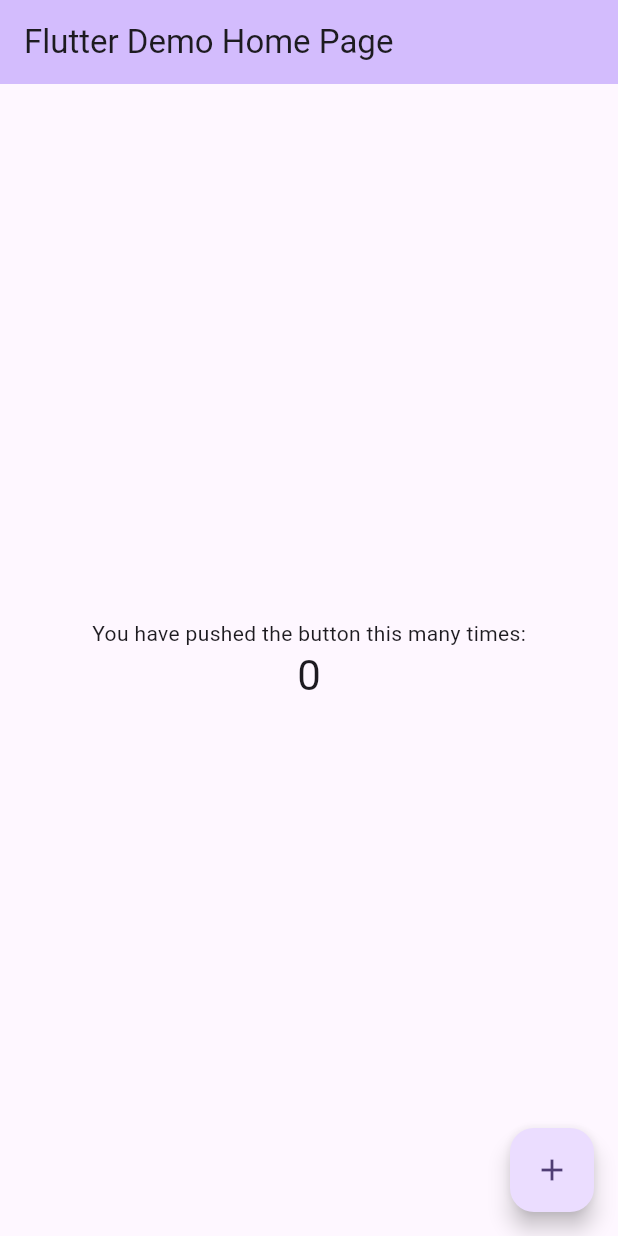
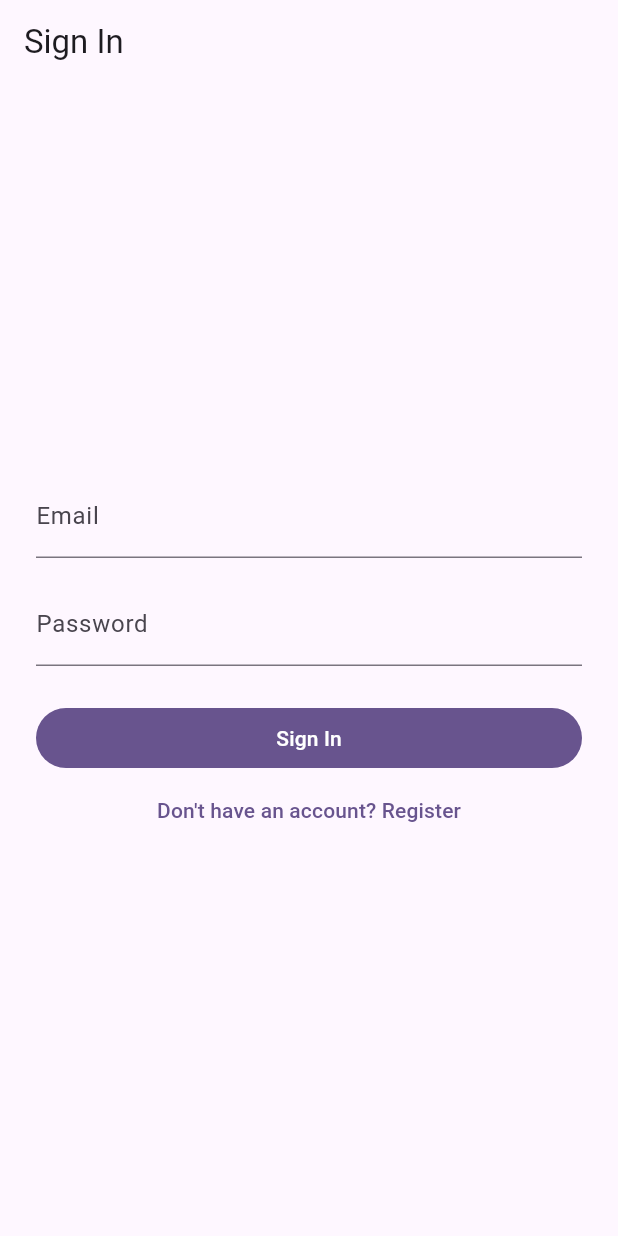
Before and after one commit to jayraldtajanlangit/Pulso, a Flutter app: the screen it shows after launch, on a phone screen of 412 x 824 dp. Run offline on Flutter 3.47's test engine with Material 3 defaults, Android fonts, the phone set to English and light mode, and no system bars; our stand-ins replace supabase_flutter; accounts and stored records are empty.

Commit message:
feat: auth flow — registration, login, session persistence, logout; profile table created; unit tests for auth service written
- Add AuthService wrapping Supabase signUp, signIn, signOut
- Add LoginScreen and RegisterScreen with form validation
- Add HomeScreen with logout button
- Add AuthGate for auth-state-driven routing and session persistence
- Add 7 unit tests for AuthService using mocktail
- Confirm Supabase profiles table, RLS policies, trigger, and function already in place

```diff
--- a/lib/main.dart
+++ b/lib/main.dart
@@ -1,5 +1,8 @@
 import 'package:flutter/material.dart';
-
+import 'package:supabase_flutter/supabase_flutter.dart';
+import 'screens/home_screen.dart';
+import 'screens/login_screen.dart';
+import 'services/auth_service.dart';
 import 'supabase_config.dart';
 
 Future<void> main() async {
@@ -11,116 +14,47 @@ Future<void> main() async {
 class MyApp extends StatelessWidget {
   const MyApp({super.key});
 
-  // This widget is the root of your application.
   @override
   Widget build(BuildContext context) {
     return MaterialApp(
-      title: 'Flutter Demo',
+      title: 'Pulso',
       theme: ThemeData(
-        // This is the theme of your application.
-        //
-        // TRY THIS: Try running your application with "flutter run". You'll see
-        // the application has a purple toolbar. Then, without quitting the app,
-        // try changing the seedColor in the colorScheme below to Colors.green
-        // and then invoke "hot reload" (save your changes or press the "hot
-        // reload" button in a Flutter-supported IDE, or press "r" if you used
-        // the command line to start the app).
-        //
-        // Notice that the counter didn't reset back to zero; the application
-        // state is not lost during the reload. To reset the state, use hot
-        // restart instead.
-        //
-        // This works for code too, not just values: Most code changes can be
-        // tested with just a hot reload.
-        colorScheme: .fromSeed(seedColor: Colors.deepPurple),
+        colorScheme: ColorScheme.fromSeed(seedColor: Colors.deepPurple),
+        useMaterial3: true,
       ),
-      home: const MyHomePage(title: 'Flutter Demo Home Page'),
+      home: const AuthGate(),
     );
   }
 }
 
-class MyHomePage extends StatefulWidget {
-  const MyHomePage({super.key, required this.title});
+class AuthGate extends StatefulWidget {
+  const AuthGate({super.key, this.authService});
 
-  // This widget is the home page of your application. It is stateful, meaning
-  // that it has a State object (defined below) that contains fields that affect
-  // how it looks.
-
-  // This class is the configuration for the state. It holds the values (in this
-  // case the title) provided by the parent (in this case the App widget) and
-  // used by the build method of the State. Fields in a Widget subclass are
-  // always marked "final".
-
-  final String title;
+  final AuthService? authService;
 
   @override
-  State<MyHomePage> createState() => _MyHomePageState();
+  State<AuthGate> createState() => _AuthGateState();
 }
 
-class _MyHomePageState extends State<MyHomePage> {
-  int _counter = 0;
-
-  void _incrementCounter() {
-    setState(() {
-      // This call to setState tells the Flutter framework that something has
-      // changed in this State, which causes it to rerun the build method below
-      // so that the display can reflect the updated values. If we changed
-      // _counter without calling setState(), then the build method would not be
-      // called again, and so nothing would appear to happen.
-      _counter++;
-    });
-  }
+class _AuthGateState extends State<AuthGate> {
+  late final AuthService _auth = widget.authService ?? AuthService();
 
   @override
   Widget build(BuildContext context) {
-    // This method is rerun every time setState is called, for instance as done
-    // by the _incrementCounter method above.
-    //
-    // The Flutter framework has been optimized to make rerunning build methods
-    // fast, so that you can just rebuild anything that needs updating rather
-    // than having to individually change instances of widgets.
-    return Scaffold(
-      appBar: AppBar(
-        // TRY THIS: Try changing the color here to a specific color (to
-        // Colors.amber, perhaps?) and trigger a hot reload to see the AppBar
-        // change color while the other colors stay the same.
-        backgroundColor: Theme.of(context).colorScheme.inversePrimary,
-        // Here we take the value from the MyHomePage object that was created by
-        // the App.build method, and use it to set our appbar title.
-        title: Text(widget.title),
-      ),
-      body: Center(
-        // Center is a layout widget. It takes a single child and positions it
-        // in the middle of the parent.
-        child: Column(
-          // Column is also a layout widget. It takes a list of children and
-          // arranges them vertically. By default, it sizes itself to fit its
-          // children horizontally, and tries to be as tall as its parent.
-          //
-          // Column has various properties to control how it sizes itself and
-          // how it positions its children. Here we use mainAxisAlignment to
-          // center the children vertically; the main axis here is the vertical
-          // axis because Columns are vertical (the cross axis would be
-          // horizontal).
-          //
-          // TRY THIS: Invoke "debug painting" (choose the "Toggle Debug Paint"
-          // action in the IDE, or press "p" in the console), to see the
-          // wireframe for each widget.
-          mainAxisAlignment: .center,
-          children: [
-            const Text('You have pushed the button this many times:'),
-            Text(
-              '$_counter',
-              style: Theme.of(context).textTheme.headlineMedium,
-            ),
-          ],
-        ),
-      ),
-      floatingActionButton: FloatingActionButton(
-        onPressed: _incrementCounter,
-        tooltip: 'Increment',
-        child: const Icon(Icons.add),
-      ),
+    return StreamBuilder<AuthState>(
+      stream: _auth.authStateChanges,
+      builder: (context, snapshot) {
+        if (snapshot.connectionState == ConnectionState.waiting) {
+          return const Scaffold(
+            body: Center(child: CircularProgressIndicator()),
+          );
+        }
+        final session = snapshot.data?.session;
+        if (session != null) {
+          return HomeScreen(authService: _auth);
+        }
+        return LoginScreen(authService: _auth);
+      },
     );
   }
 }
--- /dev/null
+++ b/lib/screens/login_screen.dart
@@ -0,0 +1,110 @@
+import 'package:flutter/material.dart';
+import 'package:supabase_flutter/supabase_flutter.dart';
+import '../services/auth_service.dart';
+import 'register_screen.dart';
+
+class LoginScreen extends StatefulWidget {
+  const LoginScreen({super.key, this.authService});
+
+  final AuthService? authService;
+
+  @override
+  State<LoginScreen> createState() => _LoginScreenState();
+}
+
+class _LoginScreenState extends State<LoginScreen> {
+  final _formKey = GlobalKey<FormState>();
+  final _emailController = TextEditingController();
+  final _passwordController = TextEditingController();
+  bool _loading = false;
+
+  late final AuthService _auth = widget.authService ?? AuthService();
+
+  @override
+  void dispose() {
+    _emailController.dispose();
+    _passwordController.dispose();
+    super.dispose();
+  }
+
+  Future<void> _signIn() async {
+    if (!_formKey.currentState!.validate()) return;
+    setState(() => _loading = true);
+    try {
+      await _auth.signIn(
+        email: _emailController.text.trim(),
+        password: _passwordController.text,
+      );
+    } on AuthException catch (e) {
+      if (mounted) {
+        ScaffoldMessenger.of(
+          context,
+        ).showSnackBar(SnackBar(content: Text(e.message)));
+      }
+    } finally {
+      if (mounted) setState(() => _loading = false);
+    }
+  }
+
+  @override
+  Widget build(BuildContext context) {
+    return Scaffold(
+      appBar: AppBar(title: const Text('Sign In')),
+      body: Padding(
+        padding: const EdgeInsets.all(24),
+        child: Form(
+          key: _formKey,
+          child: Column(
+            mainAxisAlignment: MainAxisAlignment.center,
+            children: [
+              TextFormField(
+                controller: _emailController,
+                decoration: const InputDecoration(labelText: 'Email'),
+                keyboardType: TextInputType.emailAddress,
+                validator:
+                    (v) =>
+                        (v == null || !v.contains('@'))
+                            ? 'Enter a valid email'
+                            : null,
+              ),
+              const SizedBox(height: 16),
+              TextFormField(
+                controller: _passwordController,
+                decoration: const InputDecoration(labelText: 'Password'),
+                obscureText: true,
+                validator:
+                    (v) =>
+                        (v == null || v.length < 6) ? 'Min 6 characters' : null,
+              ),
+              const SizedBox(height: 24),
+              SizedBox(
+                width: double.infinity,
+                child: FilledButton(
+                  onPressed: _loading ? null : _signIn,
+                  child:
+                      _loading
+                          ? const SizedBox(
+                            height: 18,
+                            width: 18,
+                            child: CircularProgressIndicator(strokeWidth: 2),
+                          )
+                          : const Text('Sign In'),
+                ),
+              ),
+              TextButton(
+                onPressed:
+                    () => Navigator.push(
+                      context,
+                      MaterialPageRoute(
+                        builder: (_) => const RegisterScreen(),
+                      ),
+                    ),
+                child: const Text("Don't have an account? Register"),
+              ),
+            ],
+          ),
+        ),
+      ),
+    );
+  }
+}
--- /dev/null
+++ b/lib/services/auth_service.dart
@@ -0,0 +1,26 @@
+import 'package:supabase_flutter/supabase_flutter.dart';
+
+class AuthService {
+  AuthService({SupabaseClient? client})
+      : _client = client ?? Supabase.instance.client;
+
+  final SupabaseClient _client;
+
+  User? get currentUser => _client.auth.currentUser;
+
+  Stream<AuthState> get authStateChanges => _client.auth.onAuthStateChange;
+
+  Future<AuthResponse> signUp({
+    required String email,
+    required String password,
+  }) =>
+      _client.auth.signUp(email: email, password: password);
+
+  Future<AuthResponse> signIn({
+    required String email,
+    required String password,
+  }) =>
+      _client.auth.signInWithPassword(email: email, password: password);
+
+  Future<void> signOut() => _client.auth.signOut();
+}
--- a/pubspec.yaml
+++ b/pubspec.yaml
@@ -40,12 +40,8 @@ dev_dependencies:
   flutter_test:
     sdk: flutter
 
-  # The "flutter_lints" package below contains a set of recommended lints to
-  # encourage good coding practices. The lint set provided by the package is
-  # activated in the `analysis_options.yaml` file located at the root of your
-  # package. See that file for information about deactivating specific lint
-  # rules and activating additional ones.
   flutter_lints: ^6.0.0
+  mocktail: ^1.0.4
 
 # For information on the generic Dart part of this file, see the
 # following page: https://dart.dev/tools/pub/pubspec
```
Also changed, not shown: lib/screens/home_screen.dart (added, +33 -0 lines), lib/screens/register_screen.dart (added, +111 -0 lines), pubspec.lock, 1 other file.
